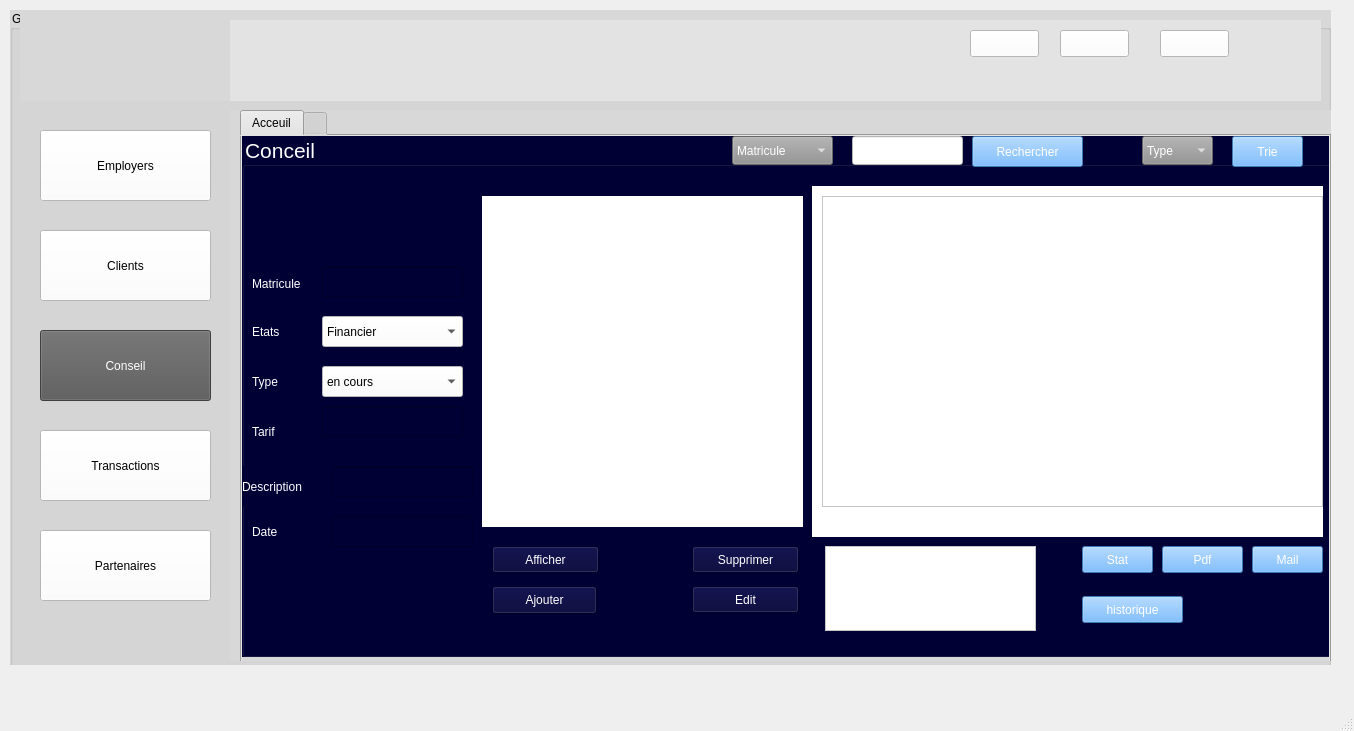
ProjetCppS2-2425/projetcpp-innovatehub, file mainwindow.ui: the form before one commit.
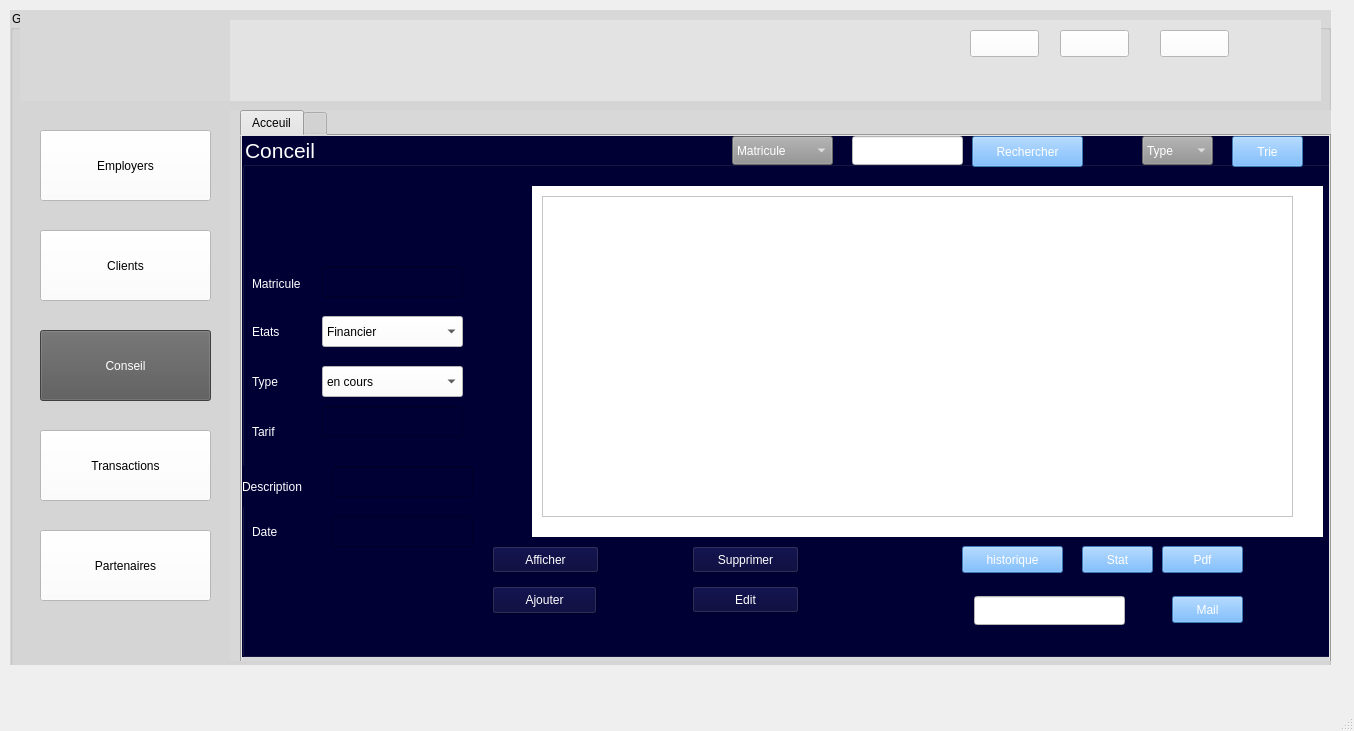
The form after the commit. Icons and pictures are not drawn.

Commit message: Ajout des fonctionnalités dans la branche conseil

The edit to the form file:
```diff
--- a/mainwindow.ui
+++ b/mainwindow.ui
@@ -260,9 +260,9 @@
            <widget class="QWidget" name="metconseil" native="true">
             <property name="geometry">
              <rect>
-              <x>570</x>
+              <x>290</x>
               <y>50</y>
-              <width>511</width>
+              <width>791</width>
               <height>351</height>
              </rect>
             </property>
@@ -274,8 +274,8 @@
               <rect>
                <x>10</x>
                <y>10</y>
-               <width>501</width>
-               <height>311</height>
+               <width>751</width>
+               <height>321</height>
               </rect>
              </property>
              <property name="styleSheet">
@@ -435,8 +435,8 @@
            <widget class="QPushButton" name="mailconseil">
             <property name="geometry">
              <rect>
-              <x>1010</x>
-              <y>410</y>
+              <x>930</x>
+              <y>460</y>
               <width>71</width>
               <height>27</height>
              </rect>
@@ -798,24 +798,11 @@
              <string/>
             </property>
            </widget>
-           <widget class="QWidget" name="chartViewConseil" native="true">
-            <property name="geometry">
-             <rect>
-              <x>240</x>
-              <y>60</y>
-              <width>321</width>
-              <height>331</height>
-             </rect>
-            </property>
-            <property name="styleSheet">
-             <string notr="true">background-color: rgb(255, 255, 255);</string>
-            </property>
-           </widget>
            <widget class="QPushButton" name="historique">
             <property name="geometry">
              <rect>
-              <x>840</x>
-              <y>460</y>
+              <x>720</x>
+              <y>410</y>
               <width>101</width>
               <height>27</height>
              </rect>
@@ -832,18 +819,18 @@
              <iconset theme="QIcon::ThemeIcon::DocumentPrintPreview"/>
             </property>
            </widget>
-           <widget class="QTextEdit" name="textEditHistorique">
+           <widget class="QLineEdit" name="email">
             <property name="geometry">
              <rect>
-              <x>583</x>
-              <y>410</y>
-              <width>211</width>
-              <height>85</height>
+              <x>732</x>
+              <y>460</y>
+              <width>151</width>
+              <height>29</height>
              </rect>
             </property>
             <property name="styleSheet">
-             <string notr="true">background-color: rgb(255, 255, 255);
-color: rgb(0, 0, 0);</string>
+             <string notr="true">color: rgb(0, 0, 0);
+background-color: rgb(255, 255, 255);</string>
             </property>
            </widget>
           </widget>
```
The commit also changes 618 other files.
